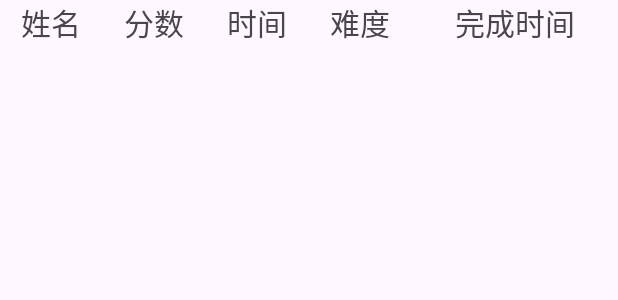
After one commit to GoldFish046/Android-Link-Link, an Android app: the layout fragment_leaderboard_item.xml on its own in the app's theme, with its tools: preview values and no code run, on a phone screen of 412 x 824 dp. The commit adds this screen. Shown: the top 300 px of the screen. Run offline under Robolectric (Android 15) with nearby library versions, the phone set to English and light mode, and no system bars.

Commit message:
增加排行榜功能，通过sqlite存储排行榜信息，同时需要增加主页面限时游戏模式接口，后续需要制作限时游戏页面

```diff
--- a/app/build.gradle.kts
+++ b/app/build.gradle.kts
@@ -37,6 +37,7 @@ dependencies {
     implementation(libs.material)
     implementation(libs.activity)
     implementation(libs.constraintlayout)
+    implementation(libs.lombok)
     testImplementation(libs.junit)
     androidTestImplementation(libs.ext.junit)
     androidTestImplementation(libs.espresso.core)
--- /dev/null
+++ b/app/src/main/res/layout/fragment_leaderboard_item.xml
@@ -0,0 +1,53 @@
+<?xml version="1.0" encoding="utf-8"?>
+<LinearLayout xmlns:android="http://schemas.android.com/apk/res/android"
+    android:id="@+id/leaderboard_item"
+    android:layout_width="match_parent"
+    android:layout_height="wrap_content"
+    android:orientation="horizontal">
+
+    <TextView
+        android:id="@+id/leaderboard_item_name"
+        android:layout_width="0dp"
+        android:layout_height="wrap_content"
+        android:layout_weight="1"
+        android:gravity="center"
+        android:text="姓名"
+        android:textSize="20sp" />
+
+    <TextView
+        android:id="@+id/leaderboard_item_score"
+        android:layout_width="0dp"
+        android:layout_height="wrap_content"
+        android:layout_weight="1"
+        android:gravity="center"
+        android:text="分数"
+        android:textSize="20sp" />
+
+    <TextView
+        android:id="@+id/leaderboard_item_time"
+        android:layout_width="0dp"
+        android:layout_height="wrap_content"
+        android:layout_weight="1"
+        android:gravity="center"
+        android:text="时间"
+        android:textSize="20sp" />
+
+    <TextView
+        android:id="@+id/leaderboard_item_hard"
+        android:layout_width="0dp"
+        android:layout_height="wrap_content"
+        android:layout_weight="1"
+        android:gravity="center"
+        android:text="难度"
+        android:textSize="20sp" />
+
+    <TextView
+        android:id="@+id/leaderboard_item_finishtime"
+        android:layout_width="0dp"
+        android:layout_height="wrap_content"
+        android:layout_weight="2"
+        android:gravity="center"
+        android:text="完成时间"
+        android:textSize="20sp" />
+
+</LinearLayout>
--- a/app/src/main/res/values/colors.xml
+++ b/app/src/main/res/values/colors.xml
@@ -6,6 +6,8 @@
     <color name="white">#FFFFFFFF</color>
 <!--    绿色-->
     <color name="green">#00FF00</color>
+<!--    蓝色-->
+    <color name="blue">#0000FF</color>
 <!--    鲜红-->
     <color name="box1">#FF0000</color>
 <!--    橙红-->
--- a/app/src/main/res/values/strings.xml
+++ b/app/src/main/res/values/strings.xml
@@ -1,5 +1,9 @@
 <resources>
     <string name="app_name">work</string>
-    <string name="start_game">开始游戏</string>
+    <string name="start_game">正常模式</string>
+    <string name="start_time">限时模式</string>
     <string name="btn_back">这是一个返回按钮</string>
+    <!-- TODO: Remove or change this placeholder text -->
+    <string name="hello_blank_fragment">Hello blank fragment</string>
+    <string name="leaderboard">查看排行榜</string>
 </resources>
--- a/gradle/libs.versions.toml
+++ b/gradle/libs.versions.toml
@@ -7,6 +7,7 @@ appcompat = "1.6.1"
 material = "1.10.0"
 activity = "1.8.0"
 constraintlayout = "2.1.4"
+lombok = "1.18.34"
 
 [libraries]
 junit = { group = "junit", name = "junit", version.ref = "junit" }
@@ -16,6 +17,7 @@ appcompat = { group = "androidx.appcompat", name = "appcompat", version.ref = "a
 material = { group = "com.google.android.material", name = "material", version.ref = "material" }
 activity = { group = "androidx.activity", name = "activity", version.ref = "activity" }
 constraintlayout = { group = "androidx.constraintlayout", name = "constraintlayout", version.ref = "constraintlayout" }
+lombok = { group = "org.projectlombok", name = "lombok", version.ref = "lombok" }
 
 [plugins]
 android-application = { id = "com.android.application", version.ref = "agp" }
```
Also changed, not shown: app/src/main/AndroidManifest.xml (+5 -2 lines), app/src/main/java/com/example/work/GamePageActivity.java (+88 -14 lines), app/src/main/java/com/example/work/LeaderBoardActivity.java (added, +66 -0 lines), app/src/main/java/com/example/work/MainActivity.java (+14 -6 lines), app/src/main/java/com/example/work/adapter/LeaderBoardAdapter.java (added, +69 -0 lines), app/src/main/java/com/example/work/entity/LeaderBoard.java (added, +83 -0 lines), app/src/main/java/com/example/work/fragment/NavigationTop.java (added, +41 -0 lines), app/src/main/java/com/example/work/utils/dbConnectHelper.java (added, +34 -0 lines), app/src/main/res/layout/activity_gamepage.xml (+25 -32 lines), app/src/main/res/layout/activity_leaderboard.xml (added, +20 -0 lines), app/src/main/res/layout/activity_main.xml (+18 -0 lines), app/src/main/res/layout/fragment_navigation_top.xml (added, +26 -0 lines).
